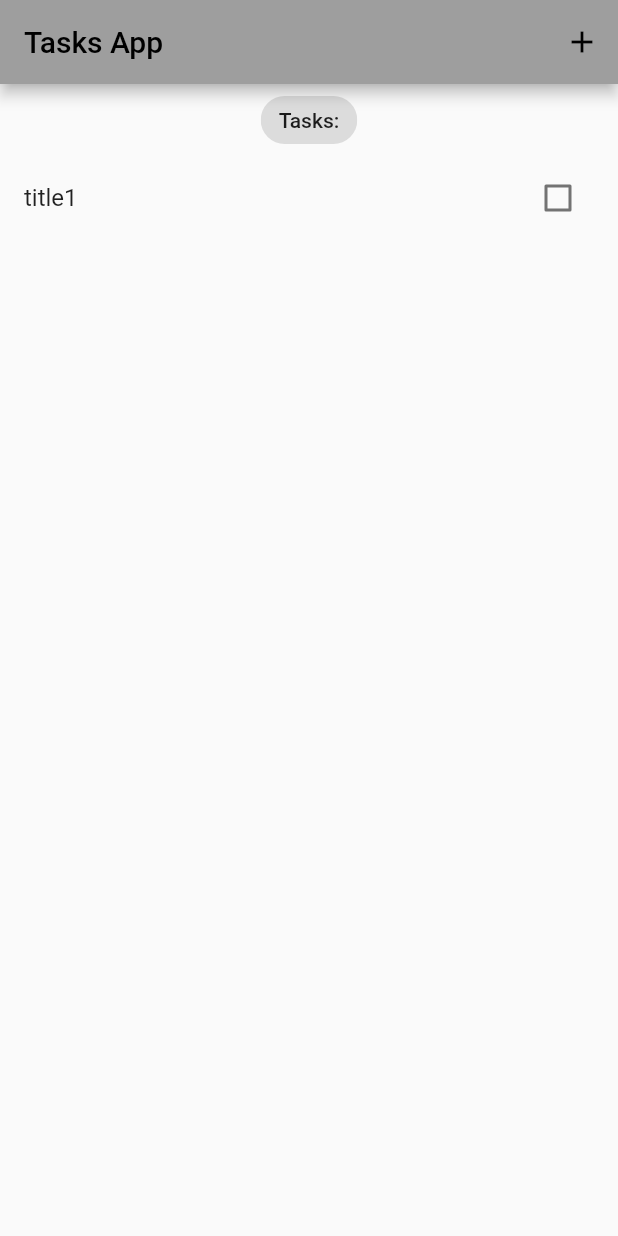
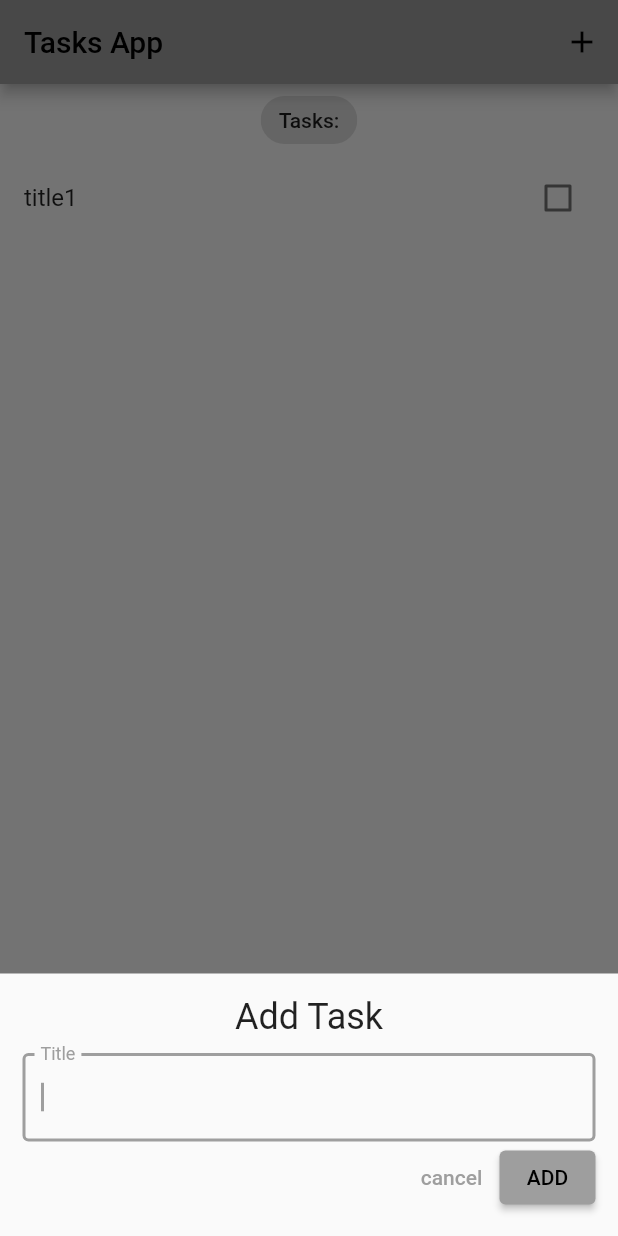
Before and after one commit to mahdiyarz/TodoAppWithBloc, a Flutter app: the screen it shows after launch, after a tap on the "add" icon, on a phone screen of 412 x 824 dp. Run offline on Flutter 3.47's test engine with Material 2 defaults, Android fonts, the phone set to English and light mode, and no system bars; our stand-ins replace bloc, equatable, flutter_bloc.

Commit message:
Create add tasks on tasks screen

```diff
--- a/lib/screens/tasks_screen.dart
+++ b/lib/screens/tasks_screen.dart
@@ -3,9 +3,28 @@ import 'package:flutter/material.dart';
 import '../blocs/bloc_exports.dart';
 import '../models/tasks_model.dart';
 import '../widgets/task_list_builder.dart';
+import 'add_task_screen.dart';
 
-class TasksScreen extends StatelessWidget {
+class TasksScreen extends StatefulWidget {
   const TasksScreen({super.key});
+
+  @override
+  State<TasksScreen> createState() => _TasksScreenState();
+}
+
+class _TasksScreenState extends State<TasksScreen> {
+  void _addTask(BuildContext context) {
+    showModalBottomSheet(
+      context: context,
+      builder: (context) => SingleChildScrollView(
+        child: Container(
+          padding:
+              EdgeInsets.only(bottom: MediaQuery.of(context).viewInsets.bottom),
+          child: const AddTaskScreen(),
+        ),
+      ),
+    );
+  }
 
   @override
   Widget build(BuildContext context) {
@@ -17,7 +36,7 @@ class TasksScreen extends StatelessWidget {
             title: const Text('Tasks App'),
             actions: [
               IconButton(
-                onPressed: () {},
+                onPressed: () => _addTask(context),
                 icon: const Icon(Icons.add),
               ),
             ],
```
